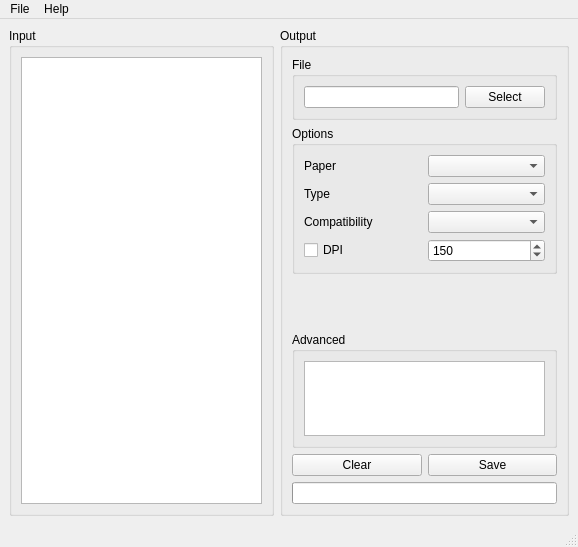
Above: fusepdf.ui from nettstudio/fusepdf before the change. Below: the same form after it.
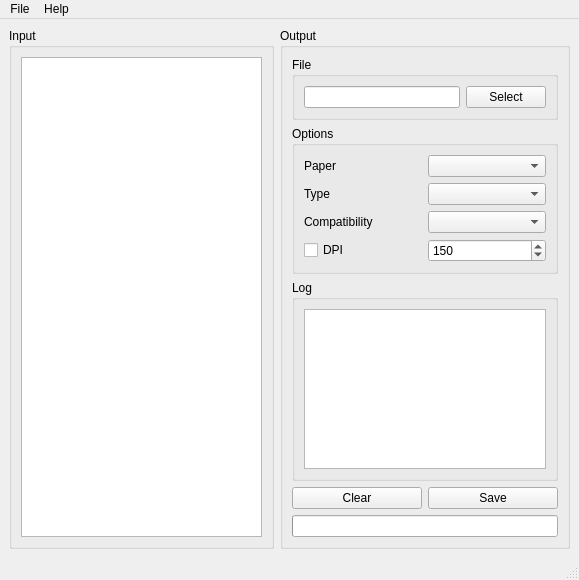
That is the form after the change. Custom widgets are drawn as their Qt base class.

```diff
--- a/fusepdf.ui
+++ b/fusepdf.ui
@@ -6,8 +6,8 @@
    <rect>
     <x>0</x>
     <y>0</y>
-    <width>578</width>
-    <height>547</height>
+    <width>579</width>
+    <height>580</height>
    </rect>
   </property>
   <property name="windowTitle">
@@ -149,29 +149,16 @@
          </layout>
         </widget>
        </item>
-       <item>
-        <spacer name="verticalSpacer">
-         <property name="orientation">
-          <enum>Qt::Vertical</enum>
-         </property>
-         <property name="sizeHint" stdset="0">
-          <size>
-           <width>20</width>
-           <height>40</height>
-          </size>
-         </property>
-        </spacer>
-       </item>
        <item>
         <widget class="QGroupBox" name="groupBox_3">
          <property name="title">
-          <string>Advanced</string>
+          <string>Log</string>
          </property>
          <layout class="QVBoxLayout" name="verticalLayout_3">
           <item>
            <widget class="QPlainTextEdit" name="cmd">
             <property name="sizePolicy">
-             <sizepolicy hsizetype="Expanding" vsizetype="Fixed">
+             <sizepolicy hsizetype="Expanding" vsizetype="Expanding">
               <horstretch>0</horstretch>
               <verstretch>0</verstretch>
              </sizepolicy>
@@ -179,7 +166,7 @@
             <property name="maximumSize">
              <size>
               <width>16777215</width>
-              <height>75</height>
+              <height>16777215</height>
              </size>
             </property>
            </widget>
@@ -207,6 +194,9 @@
        </item>
        <item>
         <widget class="QProgressBar" name="progressBar">
+         <property name="maximum">
+          <number>100</number>
+         </property>
          <property name="value">
           <number>0</number>
          </property>
@@ -225,7 +215,7 @@
     <rect>
      <x>0</x>
      <y>0</y>
-     <width>578</width>
+     <width>579</width>
      <height>22</height>
     </rect>
    </property>
```
